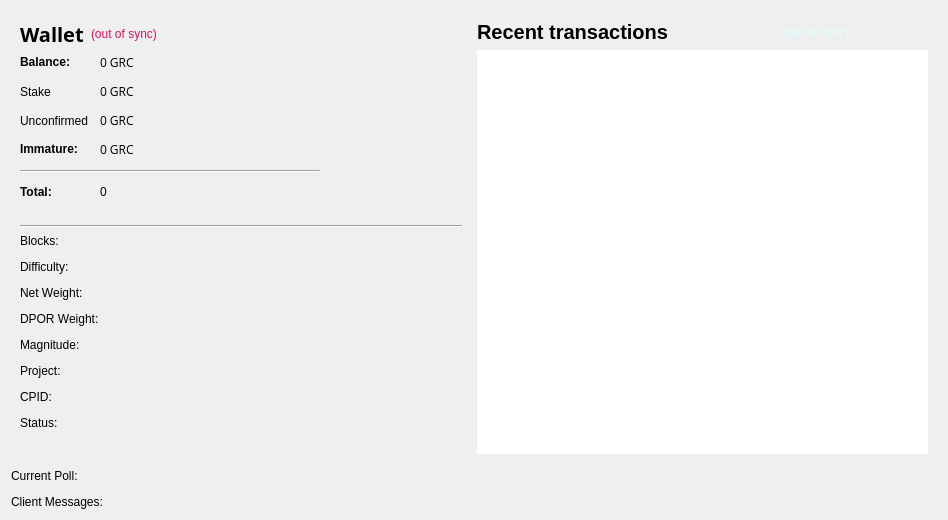
The window that src/qt/forms/overviewpage.ui (gridcoin-community/Gridcoin-Research) describes before a commit, drawn with Qt 5.
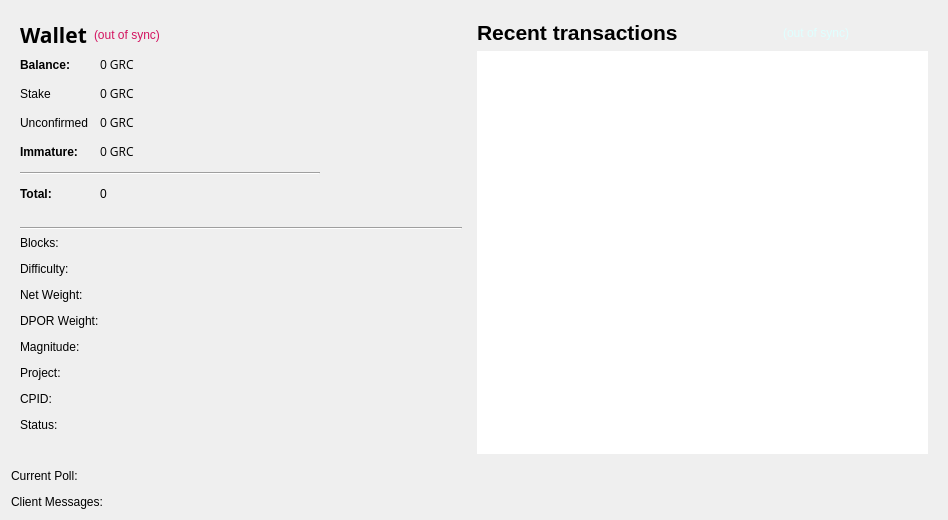
The same window after the commit.

Commit message: Remove HTML from labels.

```diff
--- a/src/qt/forms/overviewpage.ui
+++ b/src/qt/forms/overviewpage.ui
@@ -70,10 +70,16 @@
               <property name="font">
                <font>
                 <family>Open Sans,sans-serif</family>
+                <pointsize>16</pointsize>
+                <weight>75</weight>
+                <bold>true</bold>
                </font>
               </property>
               <property name="text">
-               <string>&lt;html&gt;&lt;head/&gt;&lt;body&gt;&lt;p&gt;&lt;span style=&quot; font-size:20px; font-weight:600; color:#000000;&quot;&gt;Wallet&lt;/span&gt;&lt;/p&gt;&lt;/body&gt;&lt;/html&gt;</string>
+               <string>Wallet</string>
+              </property>
+              <property name="textFormat">
+               <enum>Qt::PlainText</enum>
               </property>
              </widget>
             </item>
@@ -82,8 +88,11 @@
               <property name="toolTip">
                <string>The displayed information may be out of date. Your wallet automatically synchronizes with the Gridcoin network after a connection is established, but this process has not completed yet.</string>
               </property>
+              <property name="styleSheet">
+               <string notr="true">color: #d31360;</string>
+              </property>
               <property name="text">
-               <string notr="true">&lt;html&gt;&lt;head/&gt;&lt;body&gt;&lt;p&gt;&lt;span style=&quot; color:#d31360;&quot;&gt;(out of sync)&lt;/span&gt;&lt;/p&gt;&lt;/body&gt;&lt;/html&gt;</string>
+               <string notr="true">(out of sync)</string>
               </property>
               <property name="alignment">
                <set>Qt::AlignLeading|Qt::AlignLeft|Qt::AlignVCenter</set>
@@ -118,8 +127,14 @@
             </property>
             <item row="0" column="0">
              <widget class="QLabel" name="label">
+              <property name="font">
+               <font>
+                <weight>75</weight>
+                <bold>true</bold>
+               </font>
+              </property>
               <property name="text">
-               <string>&lt;html&gt;&lt;head/&gt;&lt;body&gt;&lt;p&gt;&lt;span style=&quot; font-weight:600;&quot;&gt;Balance:&lt;/span&gt;&lt;/p&gt;&lt;/body&gt;&lt;/html&gt;</string>
+               <string>Balance:</string>
               </property>
              </widget>
             </item>
@@ -202,8 +217,14 @@
             </item>
             <item row="3" column="0">
              <widget class="QLabel" name="labelImmatureText">
+              <property name="font">
+               <font>
+                <weight>75</weight>
+                <bold>true</bold>
+               </font>
+              </property>
               <property name="text">
-               <string>&lt;html&gt;&lt;head/&gt;&lt;body&gt;&lt;p&gt;&lt;span style=&quot; font-weight:600;&quot;&gt;Immature:&lt;/span&gt;&lt;/p&gt;&lt;/body&gt;&lt;/html&gt;</string>
+               <string>Immature:</string>
               </property>
              </widget>
             </item>
@@ -246,8 +267,14 @@
             </item>
             <item row="5" column="0">
              <widget class="QLabel" name="label_6">
+              <property name="font">
+               <font>
+                <weight>75</weight>
+                <bold>true</bold>
+               </font>
+              </property>
               <property name="text">
-               <string>&lt;html&gt;&lt;head/&gt;&lt;body&gt;&lt;p&gt;&lt;span style=&quot; font-weight:600;&quot;&gt;Total:&lt;/span&gt;&lt;/p&gt;&lt;/body&gt;&lt;/html&gt;</string>
+               <string>Total:</string>
               </property>
              </widget>
             </item>
@@ -471,8 +498,15 @@
                 <height>0</height>
                </size>
               </property>
+              <property name="font">
+               <font>
+                <pointsize>16</pointsize>
+                <weight>75</weight>
+                <bold>true</bold>
+               </font>
+              </property>
               <property name="text">
-               <string>&lt;html&gt;&lt;head/&gt;&lt;body&gt;&lt;p&gt;&lt;span style=&quot; font-size:20px; font-weight:600; color:#000000;&quot;&gt;Recent transactions&lt;/span&gt;&lt;/p&gt;&lt;/body&gt;&lt;/html&gt;</string>
+               <string>Recent transactions</string>
               </property>
              </widget>
             </item>
@@ -493,8 +527,11 @@
               <property name="toolTip">
                <string>The displayed information may be out of date. Your wallet automatically synchronizes with the Gridcoin network after a connection is established, but this process has not completed yet.</string>
               </property>
+              <property name="styleSheet">
+               <string notr="true">color: #dfffff;</string>
+              </property>
               <property name="text">
-               <string notr="true">&lt;html&gt;&lt;head/&gt;&lt;body&gt;&lt;p&gt;&lt;span style=&quot; color:#dfffff;&quot;&gt;(out of sync)&lt;/span&gt;&lt;/p&gt;&lt;/body&gt;&lt;/html&gt;</string>
+               <string notr="true">(out of sync)</string>
               </property>
               <property name="alignment">
                <set>Qt::AlignRight|Qt::AlignTrailing|Qt::AlignVCenter</set>
```
Left out of the diff: 2 changed lines with no effect on the pictures. The commit also changes 66 other files.
